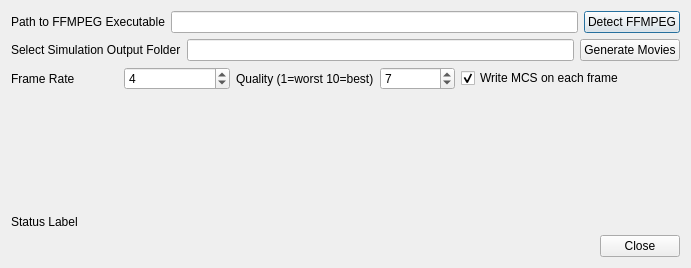
Above: cc3d/player5/Plugins/ViewManagerPlugins/movie_generator_dialog.ui from CompuCell3D/cc3d-player5 before the change. Below: the same form after it.
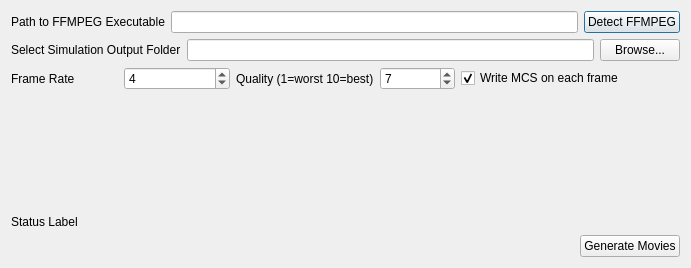
That is the form after the change.

Commit message: Added generate movies to the toolbar. Refactored code to use common module that can be reused in different contexts

```diff
--- a/cc3d/player5/Plugins/ViewManagerPlugins/movie_generator_dialog.ui
+++ b/cc3d/player5/Plugins/ViewManagerPlugins/movie_generator_dialog.ui
@@ -48,9 +48,9 @@
       <widget class="QLineEdit" name="simulation_output_folder"/>
      </item>
      <item>
-      <widget class="QPushButton" name="generate_movies_PB">
+      <widget class="QPushButton" name="browse_PB">
        <property name="text">
-        <string>Generate Movies</string>
+        <string>Browse...</string>
        </property>
       </widget>
      </item>
@@ -154,9 +154,9 @@
       </spacer>
      </item>
      <item>
-      <widget class="QPushButton" name="ok_PB">
+      <widget class="QPushButton" name="generate_movies_PB">
        <property name="text">
-        <string>Close</string>
+        <string>Generate Movies</string>
        </property>
       </widget>
      </item>
```
Left out of the diff: 25 changed lines with no effect on the pictures. The commit also changes 8 other files.
